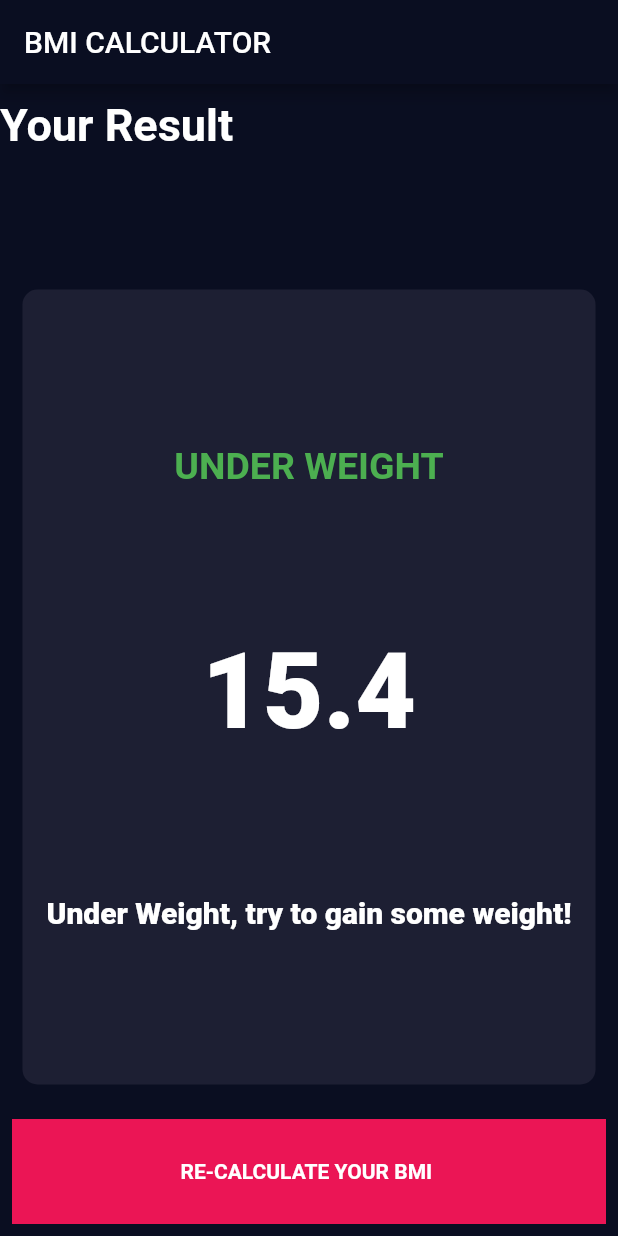
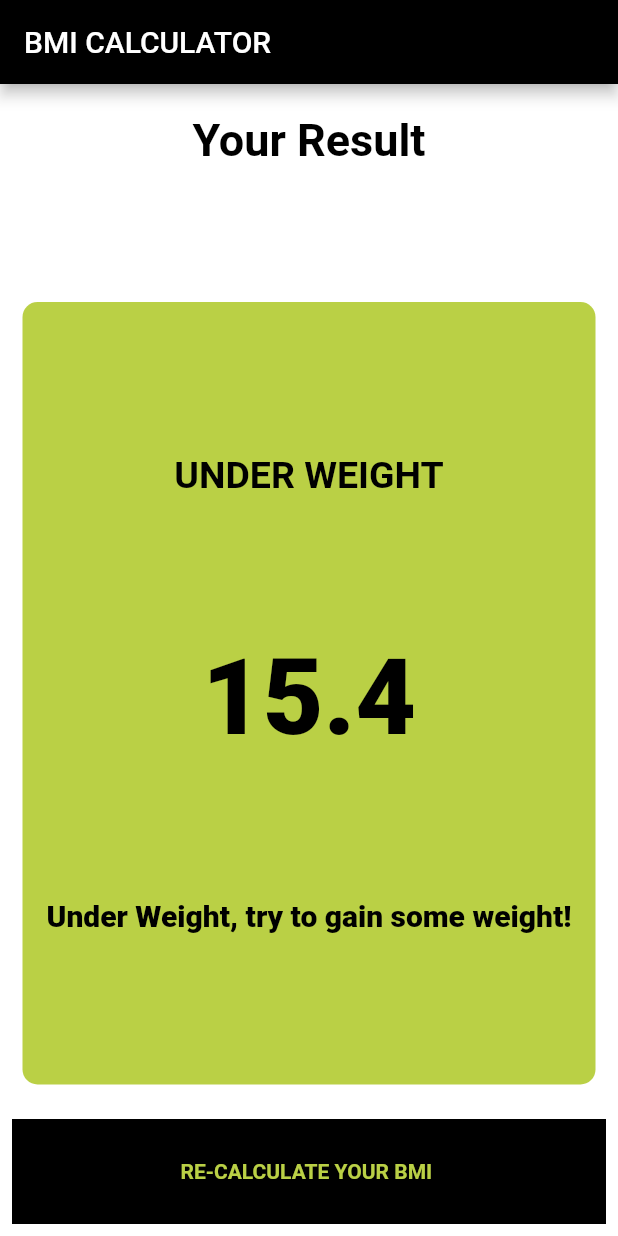
Before and after one commit to Shourya70073/BMI_CALCULATOR, a Flutter app: the screen it shows after launch, after a tap on the "remove" icon, after a tap on the "add" icon, after a tap on "CALCULATE YOUR BMI", on a phone screen of 412 x 824 dp. Run offline on Flutter 3.47's test engine with Material 2 defaults, Android fonts, the phone set to English and light mode, and no system bars; our stand-ins replace font_awesome_flutter.

Commit message:
Added Medme theme

```diff
--- a/lib/main.dart
+++ b/lib/main.dart
@@ -16,8 +16,8 @@ void main() {
   );
 }
 
-const Inactivecardcolour = Color(0xFF1D1E33);
-const Activecolour = Color(0xFF111328);
+const Inactivecardcolour = Color(0xFFbad045);
+const Activecolour = Color.fromARGB(255, 156, 175, 45);
 var Malecardcolor = Inactivecardcolour;
 var Femalecardcolor = Inactivecardcolour;
 
@@ -42,29 +42,30 @@ class Result extends StatelessWidget {
         home: Scaffold(
           appBar: AppBar(
             title: Text("BMI CALCULATOR "),
-            backgroundColor: Color(0XFF0A0E21),
+            backgroundColor: Colors.black,
           ),
-          backgroundColor: Color(0XFF0A0E21),
+          backgroundColor: Colors.white,
           body: Column(
             mainAxisAlignment: MainAxisAlignment.spaceEvenly,
             crossAxisAlignment: CrossAxisAlignment.stretch,
             children: [
               SizedBox(
-                height: 10,
+                height: 20,
               ),
               Expanded(
                   child: Container(
-                      child: Text(
+                      child: const Text(
                 "Your Result",
                 style: TextStyle(
-                    color: Colors.white,
+                    color: Colors.black,
                     fontSize: 30,
                     fontWeight: FontWeight.bold),
+                textAlign: TextAlign.center,
               ))),
               Expanded(
                 flex: 5,
                 child: Card(
-                  colour: Color(0xFF1D1F33),
+                  colour: Color(0xFFbad045),
                   childcard: Padding(
                     padding: const EdgeInsets.all(8.0),
                     child: Column(
@@ -75,22 +76,23 @@ class Result extends StatelessWidget {
                           ans,
                           style: TextStyle(
                               fontSize: 25,
-                              color: Colors.green,
+                              color: Colors.black,
                               fontWeight: FontWeight.bold),
                         ),
                         Text(
-                          (bmi.toString()).substring(0,4),
+                          (bmi.toString()).substring(0, 4),
                           style: TextStyle(
                               fontSize: 70,
-                              color: Colors.white,
+                              color: Colors.black,
                               fontWeight: FontWeight.w900),
                         ),
                         Text(
                           suggestion,
                           style: TextStyle(
                               fontSize: 20,
-                              color: Colors.white,
+                              color: Colors.black,
                               fontWeight: FontWeight.w900),
+                          textAlign: TextAlign.center,
                         ),
                       ],
                     ),
@@ -110,11 +112,11 @@ class Result extends StatelessWidget {
                         child: Text(
                       "RE-CALCULATE YOUR BMI ",
                       style: TextStyle(
-                        color: Colors.white,
+                        color: Color(0xFFbad045),
                         fontWeight: FontWeight.bold,
                       ),
                     )),
-                    color: Color(0xFFEB1555),
+                    color: Colors.black,
                   ),
                 ),
               )
@@ -193,9 +195,9 @@ class _inputState extends State<input> {
     return (Scaffold(
         appBar: AppBar(
           title: Text("BMI CALCULATOR"),
-          backgroundColor: Color(0XFF0A0E21),
+          backgroundColor: Colors.black,
         ),
-        backgroundColor: Color(0xFF0A0E21),
+        backgroundColor: Colors.white,
         body: Column(
           children: [
             Expanded(
@@ -208,8 +210,11 @@ class _inputState extends State<input> {
                       },
                       child: Card(
                         colour: Malecardcolor,
-                        childcard:
-                            Iconn(ico: FontAwesomeIcons.mars, text: "MALE"),
+                        childcard: Iconn(
+                          ico: FontAwesomeIcons.mars,
+                          text: "MALE",
+                          color: Color(0xFF),
+                        ),
                       ),
                     ),
                   ),
@@ -219,9 +224,13 @@ class _inputState extends State<input> {
                         tap(Gender.female);
                       },
                       child: Card(
-                          colour: Femalecardcolor,
-                          childcard: Iconn(
-                              ico: FontAwesomeIcons.venus, text: "FEMALE")),
+                        colour: Femalecardcolor,
+                        childcard: Iconn(
+                          ico: FontAwesomeIcons.venus,
+                          text: "FEMALE",
+                          color: Colors.black,
+                        ),
+                      ),
                     ),
                   )
                 ],
@@ -231,7 +240,7 @@ class _inputState extends State<input> {
                 child: Row(children: [
               Expanded(
                 child: Card(
-                  colour: Color(0xFF1D1E33),
+                  colour: Color(0xFFbad045),
                   childcard: Padding(
                     padding: const EdgeInsets.all(8.0),
                     child: Column(
@@ -241,7 +250,7 @@ class _inputState extends State<input> {
                           "HEIGHT",
                           style: TextStyle(
                               fontSize: 15,
-                              color: Colors.white,
+                              color: Colors.black,
                               fontWeight: FontWeight.bold),
                         ),
                         SizedBox(
@@ -254,14 +263,14 @@ class _inputState extends State<input> {
                               height.toString(),
                               style: TextStyle(
                                   fontWeight: FontWeight.w900,
-                                  color: Colors.white,
+                                  color: Colors.black,
                                   fontSize: 33),
                             ),
                             Text(
                               " cm",
                               style: TextStyle(
                                   fontWeight: FontWeight.w900,
-                                  color: Colors.white,
+                                  color: Colors.black,
                                   fontSize: 20),
                             )
                           ],
@@ -270,7 +279,7 @@ class _inputState extends State<input> {
                           data: SliderTheme.of(context).copyWith(
                             activeTrackColor: Colors.white,
                             inactiveTrackColor: Colors.grey,
-                            thumbColor: Color(0xFFEB1555),
+                            thumbColor: Colors.black,
                             overlayColor: Color(0x29EB1555),
                             thumbShape:
                                 RoundSliderThumbShape(enabledThumbRadius: 15.0),
@@ -298,14 +307,14 @@ class _inputState extends State<input> {
                 children: [
                   Expanded(
                       child: Card(
-                    colour: Color(0xFF1D1E33),
+                    colour: Color(0xFFbad045),
                     childcard: Column(
                       mainAxisAlignment: MainAxisAlignment.center,
                       children: [
                         Text(
                           "WEIGHT",
                           style: TextStyle(
-                              color: Colors.white,
+                              color: Colors.black,
                               fontSize: 15,
                               fontWeight: FontWeight.bold),
                         ),
@@ -314,7 +323,7 @@ class _inputState extends State<input> {
                           weight.toString(),
                           style: TextStyle(
                               fontSize: 30,
-                              color: Colors.white,
+                              color: Colors.black,
                               fontWeight: FontWeight.w900),
                         ),
                         SizedBox(height: 7),
@@ -327,9 +336,9 @@ class _inputState extends State<input> {
                                     weight--;
                                   });
                                 },
-                                splashColor: Colors.pink,
+                                splashColor: Colors.black,
                                 child: Icon(Icons.remove),
-                                backgroundColor: Color(0xFF212747)),
+                                backgroundColor: Colors.black),
                             SizedBox(
                               width: 20,
                             ),
@@ -339,9 +348,9 @@ class _inputState extends State<input> {
                                   weight++;
                                 });
                               },
-                              splashColor: Colors.pink,
+                              splashColor: Colors.black,
                               child: Icon(Icons.add),
-                              backgroundColor: Color(0xFF212747),
+                              backgroundColor: Colors.black,
                             )
                           ],
                         )
@@ -350,14 +359,14 @@ class _inputState extends State<input> {
                   )),
                   Expanded(
                     child: Card(
-                      colour: Color(0xFF1D1E33),
+                      colour: Color(0xFFbad045),
                       childcard: Column(
                         mainAxisAlignment: MainAxisAlignment.center,
                         children: [
                           Text(
                             "AGE",
                             style: TextStyle(
-                                color: Colors.white,
+                                color: Colors.black,
                                 fontSize: 15,
                                 fontWeight: FontWeight.bold),
                           ),
@@ -366,7 +375,7 @@ class _inputState extends State<input> {
                             age.toString(),
                             style: TextStyle(
                                 fontSize: 30,
-                                color: Colors.white,
+                                color: Colors.black,
                                 fontWeight: FontWeight.w900),
                           ),
                           SizedBox(height: 7),
@@ -379,9 +388,9 @@ class _inputState extends State<input> {
                                       age--;
                                     });
                                   },
-                                  splashColor: Colors.pink,
+                                  splashColor: Colors.black,
                                   child: Icon(Icons.remove),
-                                  backgroundColor: Color(0xFF212747)),
+                                  backgroundColor: Colors.black),
                               SizedBox(
                                 width: 20,
                               ),
@@ -393,7 +402,7 @@ class _inputState extends State<input> {
                                 },
                                 splashColor: Colors.pink,
                                 child: Icon(Icons.add),
-                                backgroundColor: Color(0xFF212747),
+                                backgroundColor: Colors.black,
                               )
                             ],
                           )
@@ -423,11 +432,11 @@ class _inputState extends State<input> {
                       child: Text(
                     "CALCULATE YOUR BMI ",
                     style: TextStyle(
-                      color: Colors.white,
+                      color: Color(0xFFbad045),
                       fontWeight: FontWeight.bold,
                     ),
                   )),
-                  color: Color(0xFFEB1555),
+                  color: Colors.black,
                 ),
               ),
             )
@@ -439,7 +448,8 @@ class _inputState extends State<input> {
 class Iconn extends StatelessWidget {
   final IconData ico;
   final String text;
-  const Iconn({required this.ico, required this.text});
+  final Color color;
+  const Iconn({required this.ico, required this.text, required this.color});
 
   @override
   Widget build(BuildContext context) {
@@ -468,7 +478,8 @@ class Iconn extends StatelessWidget {
 class Card extends StatelessWidget {
   final Color colour;
   final Widget? childcard;
-  const Card({required this.colour, this.childcard});
+  final ShapeBorder? shape;
+  Card({required this.colour, this.childcard, this.shape});
 
   @override
   Widget build(BuildContext context) {
```
Also changed, not shown: pubspec.lock.
